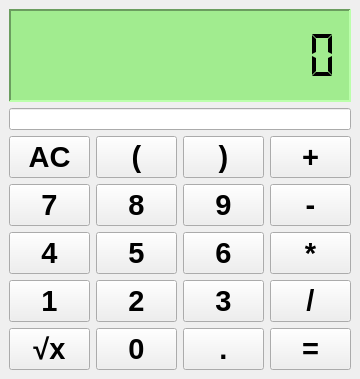
Above: files/window.ui from ksharindam/qalculator before the change. Below: the same form after it.
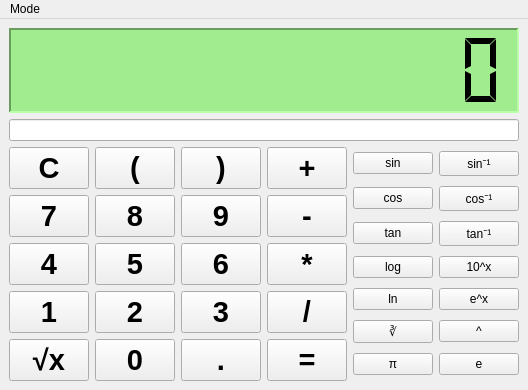
That is the form after the change.

Commit message: scientifc mode added

```diff
--- a/files/window.ui
+++ b/files/window.ui
@@ -6,8 +6,8 @@
    <rect>
     <x>0</x>
     <y>0</y>
-    <width>360</width>
-    <height>379</height>
+    <width>502</width>
+    <height>390</height>
    </rect>
   </property>
   <property name="windowTitle">
@@ -291,26 +291,6 @@
           </property>
          </widget>
         </item>
-        <item row="0" column="3">
-         <widget class="QPushButton" name="plus">
-          <property name="font">
-           <font>
-            <pointsize>22</pointsize>
-            <weight>75</weight>
-            <bold>true</bold>
-           </font>
-          </property>
-          <property name="autoFillBackground">
-           <bool>false</bool>
-          </property>
-          <property name="text">
-           <string>+</string>
-          </property>
-          <property name="shortcut">
-           <string>+</string>
-          </property>
-         </widget>
-        </item>
         <item row="0" column="1">
          <widget class="QPushButton" name="startbracket">
           <property name="font">
@@ -345,6 +325,133 @@
           </property>
          </widget>
         </item>
+        <item row="0" column="3">
+         <widget class="QPushButton" name="plus">
+          <property name="font">
+           <font>
+            <pointsize>22</pointsize>
+            <weight>75</weight>
+            <bold>true</bold>
+           </font>
+          </property>
+          <property name="autoFillBackground">
+           <bool>false</bool>
+          </property>
+          <property name="text">
+           <string>+</string>
+          </property>
+          <property name="shortcut">
+           <string>+</string>
+          </property>
+         </widget>
+        </item>
+        <item row="0" column="4" rowspan="5">
+         <widget class="QWidget" name="scientificWidget" native="true">
+          <layout class="QGridLayout" name="gridLayout">
+           <property name="margin">
+            <number>0</number>
+           </property>
+           <item row="6" column="0">
+            <widget class="QPushButton" name="pi">
+             <property name="text">
+              <string>π</string>
+             </property>
+            </widget>
+           </item>
+           <item row="5" column="0">
+            <widget class="QPushButton" name="cuberoot">
+             <property name="text">
+              <string>∛</string>
+             </property>
+            </widget>
+           </item>
+           <item row="1" column="0">
+            <widget class="QPushButton" name="cos">
+             <property name="text">
+              <string>cos</string>
+             </property>
+            </widget>
+           </item>
+           <item row="2" column="0">
+            <widget class="QPushButton" name="tan">
+             <property name="text">
+              <string>tan</string>
+             </property>
+            </widget>
+           </item>
+           <item row="3" column="0">
+            <widget class="QPushButton" name="log">
+             <property name="text">
+              <string>log</string>
+             </property>
+            </widget>
+           </item>
+           <item row="0" column="0">
+            <widget class="QPushButton" name="sin">
+             <property name="text">
+              <string>sin</string>
+             </property>
+            </widget>
+           </item>
+           <item row="4" column="0">
+            <widget class="QPushButton" name="ln">
+             <property name="text">
+              <string>ln</string>
+             </property>
+            </widget>
+           </item>
+           <item row="0" column="1">
+            <widget class="QPushButton" name="asin">
+             <property name="text">
+              <string>sin⁻¹</string>
+             </property>
+            </widget>
+           </item>
+           <item row="1" column="1">
+            <widget class="QPushButton" name="acos">
+             <property name="text">
+              <string>cos⁻¹</string>
+             </property>
+            </widget>
+           </item>
+           <item row="2" column="1">
+            <widget class="QPushButton" name="atan">
+             <property name="text">
+              <string>tan⁻¹</string>
+             </property>
+            </widget>
+           </item>
+           <item row="3" column="1">
+            <widget class="QPushButton" name="antilog">
+             <property name="text">
+              <string>10^x</string>
+             </property>
+            </widget>
+           </item>
+           <item row="4" column="1">
+            <widget class="QPushButton" name="antiln">
+             <property name="text">
+              <string>e^x</string>
+             </property>
+            </widget>
+           </item>
+           <item row="5" column="1">
+            <widget class="QPushButton" name="power">
+             <property name="text">
+              <string>^</string>
+             </property>
+            </widget>
+           </item>
+           <item row="6" column="1">
+            <widget class="QPushButton" name="e">
+             <property name="text">
+              <string>e</string>
+             </property>
+            </widget>
+           </item>
+          </layout>
+         </widget>
+        </item>
         <item row="0" column="0">
          <widget class="QPushButton" name="clrAll">
           <property name="font">
@@ -355,7 +462,7 @@
            </font>
           </property>
           <property name="text">
-           <string>AC</string>
+           <string>C</string>
           </property>
           <property name="shortcut">
            <string>Del</string>
@@ -439,6 +546,34 @@
     </item>
    </layout>
   </widget>
+  <widget class="QMenuBar" name="menuBar">
+   <property name="geometry">
+    <rect>
+     <x>0</x>
+     <y>0</y>
+     <width>502</width>
+     <height>21</height>
+    </rect>
+   </property>
+   <widget class="QMenu" name="menuMode">
+    <property name="title">
+     <string>Mode</string>
+    </property>
+    <addaction name="actionSimple"/>
+    <addaction name="actionScientific"/>
+   </widget>
+   <addaction name="menuMode"/>
+  </widget>
+  <action name="actionSimple">
+   <property name="text">
+    <string>Simple</string>
+   </property>
+  </action>
+  <action name="actionScientific">
+   <property name="text">
+    <string>Scientific</string>
+   </property>
+  </action>
  </widget>
  <resources/>
  <connections/>
```
The commit also changes 7 other files.
